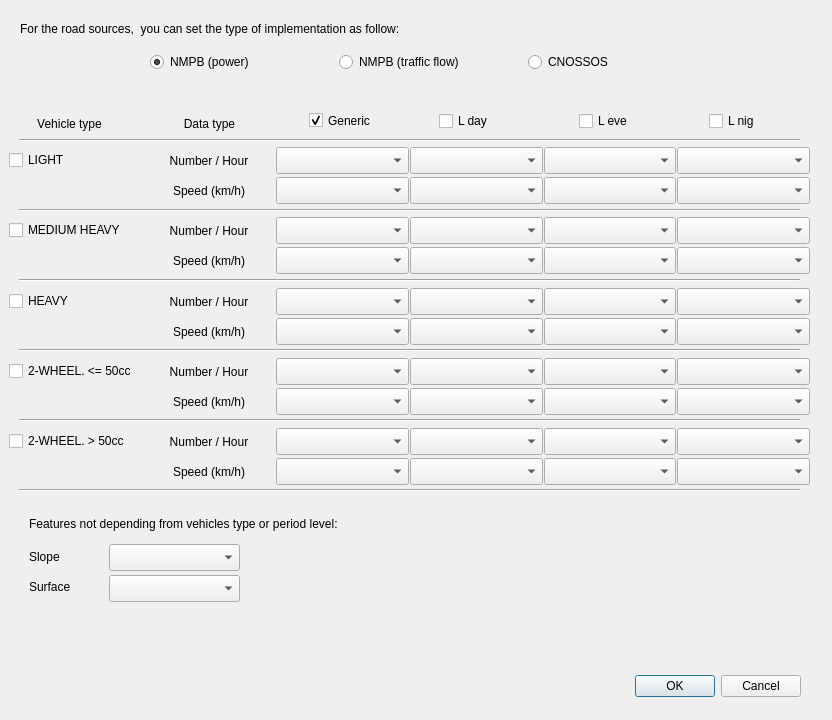
Old version of the form tools/ui_SourceDetailsRoads.ui in the repository Arpapiemonte/openoise-map.
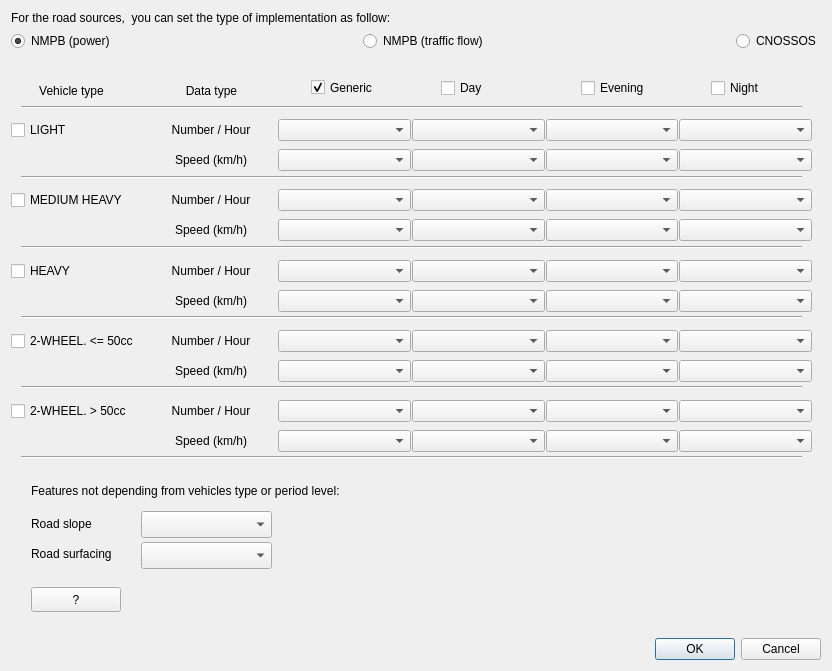
New version of the form. Custom widgets are drawn as their Qt base class.

What changed in the file:
```diff
--- a/tools/ui_SourceDetailsRoads.ui
+++ b/tools/ui_SourceDetailsRoads.ui
@@ -7,37 +7,21 @@
     <x>0</x>
     <y>0</y>
     <width>832</width>
-    <height>720</height>
+    <height>671</height>
    </rect>
   </property>
   <property name="windowTitle">
    <string>Roads Source Details</string>
   </property>
-  <widget class="QDialogButtonBox" name="buttonBox">
-   <property name="geometry">
-    <rect>
-     <x>460</x>
-     <y>670</y>
-     <width>341</width>
-     <height>32</height>
-    </rect>
-   </property>
-   <property name="orientation">
-    <enum>Qt::Horizontal</enum>
-   </property>
-   <property name="standardButtons">
-    <set>QDialogButtonBox::Cancel|QDialogButtonBox::Ok</set>
-   </property>
-  </widget>
-  <widget class="QWidget" name="horizontalLayoutWidget">
-   <property name="geometry">
-    <rect>
-     <x>150</x>
-     <y>47</y>
-     <width>561</width>
-     <height>31</height>
-    </rect>
-   </property>
+  <layout class="QVBoxLayout" name="verticalLayout">
+   <item>
+    <widget class="QLabel" name="label">
+     <property name="text">
+      <string>For the road sources,  you can set the type of implementation as follow:</string>
+     </property>
+    </widget>
+   </item>
+   <item>
    <layout class="QHBoxLayout" name="horizontalLayout_10">
     <item>
      <widget class="QRadioButton" name="POWER_R_radioButton">
@@ -49,6 +33,19 @@
       </property>
      </widget>
     </item>
+     <item>
+      <spacer name="horizontalSpacer">
+       <property name="orientation">
+        <enum>Qt::Horizontal</enum>
+       </property>
+       <property name="sizeHint" stdset="0">
+        <size>
+         <width>200</width>
+         <height>20</height>
+        </size>
+       </property>
+      </spacer>
+     </item>
     <item>
      <widget class="QRadioButton" name="NMPB_radioButton">
       <property name="text">
@@ -59,6 +56,19 @@
       </property>
      </widget>
     </item>
+     <item>
+      <spacer name="horizontalSpacer_2">
+       <property name="orientation">
+        <enum>Qt::Horizontal</enum>
+       </property>
+       <property name="sizeHint" stdset="0">
+        <size>
+         <width>200</width>
+         <height>20</height>
+        </size>
+       </property>
+      </spacer>
+     </item>
     <item>
      <widget class="QRadioButton" name="CNOSSOS_radioButton">
       <property name="text">
@@ -70,16 +80,9 @@
      </widget>
     </item>
    </layout>
-  </widget>
+   </item>
+   <item>
   <widget class="QStackedWidget" name="road_stackedWidget">
-   <property name="geometry">
-    <rect>
-     <x>9</x>
-     <y>90</y>
-     <width>811</width>
-     <height>541</height>
-    </rect>
-   </property>
    <property name="currentIndex">
     <number>2</number>
    </property>
@@ -959,7 +962,7 @@
       </rect>
      </property>
      <property name="text">
-      <string>L nig</string>
+        <string>Night</string>
      </property>
      <property name="checked">
       <bool>false</bool>
@@ -991,7 +994,7 @@
       </rect>
      </property>
      <property name="text">
-      <string>L eve</string>
+        <string>Evening</string>
      </property>
      <property name="checked">
       <bool>false</bool>
@@ -1007,7 +1010,7 @@
       </rect>
      </property>
      <property name="text">
-      <string>L day</string>
+        <string>Day</string>
      </property>
      <property name="checked">
       <bool>false</bool>
@@ -1057,7 +1060,7 @@
        <x>0</x>
        <y>125</y>
        <width>801</width>
-       <height>61</height>
+         <height>67</height>
       </rect>
      </property>
      <layout class="QVBoxLayout" name="verticalLayout_6">
@@ -1096,44 +1099,16 @@
          </widget>
         </item>
         <item>
-         <widget class="QComboBox" name="CNOSSOS_L_gen_2_n_comboBox">
-          <property name="maximumSize">
-           <size>
-            <width>16777215</width>
-            <height>27</height>
-           </size>
-          </property>
-         </widget>
+           <widget class="QgsFieldComboBox" name="CNOSSOS_L_gen_2_n_comboBox"/>
         </item>
         <item>
-         <widget class="QComboBox" name="CNOSSOS_L_day_2_n_comboBox">
-          <property name="maximumSize">
-           <size>
-            <width>16777215</width>
-            <height>27</height>
-           </size>
-          </property>
-         </widget>
+           <widget class="QgsFieldComboBox" name="CNOSSOS_L_day_2_n_comboBox"/>
         </item>
         <item>
-         <widget class="QComboBox" name="CNOSSOS_L_eve_2_n_comboBox">
-          <property name="maximumSize">
-           <size>
-            <width>16777215</width>
-            <height>27</height>
-           </size>
-          </property>
-         </widget>
+           <widget class="QgsFieldComboBox" name="CNOSSOS_L_eve_2_n_comboBox"/>
         </item>
         <item>
-         <widget class="QComboBox" name="CNOSSOS_L_nig_2_n_comboBox">
-          <property name="maximumSize">
-           <size>
-            <width>16777215</width>
-            <height>27</height>
-           </size>
-          </property>
-         </widget>
+           <widget class="QgsFieldComboBox" name="CNOSSOS_L_nig_2_n_comboBox"/>
         </item>
        </layout>
       </item>
@@ -1172,44 +1147,16 @@
          </widget>
         </item>
         <item>
-         <widget class="QComboBox" name="CNOSSOS_L_gen_2_s_comboBox">
-          <property name="maximumSize">
-           <size>
-            <width>16777215</width>
-            <height>27</height>
-           </size>
-          </property>
-         </widget>
+           <widget class="QgsFieldComboBox" name="CNOSSOS_L_gen_2_s_comboBox"/>
         </item>
         <item>
-         <widget class="QComboBox" name="CNOSSOS_L_day_2_s_comboBox">
-          <property name="maximumSize">
-           <size>
-            <width>16777215</width>
-            <height>27</height>
-           </size>
-          </property>
-         </widget>
+           <widget class="QgsFieldComboBox" name="CNOSSOS_L_day_2_s_comboBox"/>
         </item>
         <item>
-         <widget class="QComboBox" name="CNOSSOS_L_eve_2_s_comboBox">
-          <property name="maximumSize">
-           <size>
-            <width>16777215</width>
-            <height>27</height>
-           </size>
-          </property>
-         </widget>
+           <widget class="QgsFieldComboBox" name="CNOSSOS_L_eve_2_s_comboBox"/>
         </item>
         <item>
-         <widget class="QComboBox" name="CNOSSOS_L_nig_2_s_comboBox">
-          <property name="maximumSize">
-           <size>
-            <width>16777215</width>
-            <height>27</height>
-           </size>
-          </property>
-         </widget>
+           <widget class="QgsFieldComboBox" name="CNOSSOS_L_nig_2_s_comboBox"/>
         </item>
        </layout>
       </item>
@@ -1237,7 +1184,7 @@
        <x>0</x>
        <y>196</y>
        <width>801</width>
-       <height>61</height>
+         <height>67</height>
       </rect>
      </property>
      <layout class="QVBoxLayout" name="verticalLayout_7">
@@ -1276,44 +1223,16 @@
          </widget>
         </item>
         <item>
-         <widget class="QComboBox" name="CNOSSOS_L_gen_3_n_comboBox">
-          <property name="maximumSize">
-           <size>
-            <width>16777215</width>
-            <height>27</height>
-           </size>
-          </property>
-         </widget>
+           <widget class="QgsFieldComboBox" name="CNOSSOS_L_gen_3_n_comboBox"/>
         </item>
         <item>
-         <widget class="QComboBox" name="CNOSSOS_L_day_3_n_comboBox">
-          <property name="maximumSize">
-           <size>
-            <width>16777215</width>
-            <height>27</height>
-           </size>
-          </property>
-         </widget>
+           <widget class="QgsFieldComboBox" name="CNOSSOS_L_day_3_n_comboBox"/>
         </item>
         <item>
-         <widget class="QComboBox" name="CNOSSOS_L_eve_3_n_comboBox">
-          <property name="maximumSize">
-           <size>
-            <width>16777215</width>
-            <height>27</height>
-           </size>
-          </property>
-         </widget>
+           <widget class="QgsFieldComboBox" name="CNOSSOS_L_eve_3_n_comboBox"/>
         </item>
         <item>
-         <widget class="QComboBox" name="CNOSSOS_L_nig_3_n_comboBox">
-          <property name="maximumSize">
-           <size>
-            <width>16777215</width>
-            <height>27</height>
-           </size>
-          </property>
-         </widget>
+           <widget class="QgsFieldComboBox" name="CNOSSOS_L_nig_3_n_comboBox"/>
         </item>
        </layout>
       </item>
@@ -1352,44 +1271,16 @@
          </widget>
         </item>
         <item>
-         <widget class="QComboBox" name="CNOSSOS_L_gen_3_s_comboBox">
-          <property name="maximumSize">
-           <size>
-            <width>16777215</width>
-            <height>27</height>
-           </size>
-          </property>
-         </widget>
+           <widget class="QgsFieldComboBox" name="CNOSSOS_L_gen_3_s_comboBox"/>
         </item>
         <item>
-         <widget class="QComboBox" name="CNOSSOS_L_day_3_s_comboBox">
-          <property name="maximumSize">
-           <size>
-            <width>16777215</width>
-            <height>27</height>
-           </size>
-          </property>
-         </widget>
+           <widget class="QgsFieldComboBox" name="CNOSSOS_L_day_3_s_comboBox"/>
         </item>
         <item>
-         <widget class="QComboBox" name="CNOSSOS_L_eve_3_s_comboBox">
-          <property name="maximumSize">
-           <size>
-            <width>16777215</width>
-            <height>27</height>
-           </size>
-          </property>
-         </widget>
+           <widget class="QgsFieldComboBox" name="CNOSSOS_L_eve_3_s_comboBox"/>
         </item>
         <item>
-         <widget class="QComboBox" name="CNOSSOS_L_nig_3_s_comboBox">
-          <property name="maximumSize">
-           <size>
-            <width>16777215</width>
-            <height>27</height>
-           </size>
-          </property>
-         </widget>
+           <widget class="QgsFieldComboBox" name="CNOSSOS_L_nig_3_s_comboBox"/>
         </item>
        </layout>
       </item>
@@ -1417,7 +1308,7 @@
        <x>0</x>
        <y>266</y>
        <width>801</width>
-       <height>61</height>
+         <height>67</height>
       </rect>
      </property>
      <layout class="QVBoxLayout" name="verticalLayout_8">
@@ -1456,44 +1347,16 @@
          </widget>
         </item>
         <item>
-         <widget class="QComboBox" name="CNOSSOS_L_gen_4a_n_comboBox">
-          <property name="maximumSize">
-           <size>
-            <width>16777215</width>
-            <height>27</height>
-           </size>
-          </property>
-         </widget>
+           <widget class="QgsFieldComboBox" name="CNOSSOS_L_gen_4a_n_comboBox"/>
         </item>
         <item>
-         <widget class="QComboBox" name="CNOSSOS_L_day_4a_n_comboBox">
-          <property name="maximumSize">
-           <size>
-            <width>16777215</width>
-            <height>27</height>
-           </size>
-          </property>
-         </widget>
+           <widget class="QgsFieldComboBox" name="CNOSSOS_L_day_4a_n_comboBox"/>
         </item>
         <item>
-         <widget class="QComboBox" name="CNOSSOS_L_eve_4a_n_comboBox">
-          <property name="maximumSize">
-           <size>
-            <width>16777215</width>
-            <height>27</height>
-           </size>
-          </property>
-         </widget>
+           <widget class="QgsFieldComboBox" name="CNOSSOS_L_eve_4a_n_comboBox"/>
         </item>
         <item>
-         <widget class="QComboBox" name="CNOSSOS_L_nig_4a_n_comboBox">
-          <property name="maximumSize">
-           <size>
-            <width>16777215</width>
-            <height>27</height>
-           </size>
-          </property>
-         </widget>
+           <widget class="QgsFieldComboBox" name="CNOSSOS_L_nig_4a_n_comboBox"/>
         </item>
        </layout>
       </item>
@@ -1532,44 +1395,16 @@
          </widget>
         </item>
         <item>
-         <widget class="QComboBox" name="CNOSSOS_L_gen_4a_s_comboBox">
-          <property name="maximumSize">
-           <size>
-            <width>16777215</width>
-            <height>27</height>
-           </size>
-          </property>
-         </widget>
+           <widget class="QgsFieldComboBox" name="CNOSSOS_L_gen_4a_s_comboBox"/>
         </item>
         <item>
-         <widget class="QComboBox" name="CNOSSOS_L_day_4a_s_comboBox">
-          <property name="maximumSize">
-           <size>
-            <width>16777215</width>
-            <height>27</height>
-           </size>
-          </property>
-         </widget>
+           <widget class="QgsFieldComboBox" name="CNOSSOS_L_day_4a_s_comboBox"/>
         </item>
         <item>
-         <widget class="QComboBox" name="CNOSSOS_L_eve_4a_s_comboBox">
-          <property name="maximumSize">
-           <size>
-            <width>16777215</width>
-            <height>27</height>
-           </size>
-          </property>
-         </widget>
+           <widget class="QgsFieldComboBox" name="CNOSSOS_L_eve_4a_s_comboBox"/>
         </item>
         <item>
-         <widget class="QComboBox" name="CNOSSOS_L_nig_4a_s_comboBox">
-          <property name="maximumSize">
-           <size>
-            <width>16777215</width>
-            <height>27</height>
-           </size>
-          </property>
-         </widget>
+           <widget class="QgsFieldComboBox" name="CNOSSOS_L_nig_4a_s_comboBox"/>
         </item>
        </layout>
       </item>
@@ -1597,7 +1432,7 @@
        <x>0</x>
        <y>336</y>
        <width>801</width>
-       <height>61</height>
+         <height>67</height>
       </rect>
      </property>
      <layout class="QVBoxLayout" name="verticalLayout_9">
@@ -1636,44 +1471,16 @@
          </widget>
         </item>
         <item>
-         <widget class="QComboBox" name="CNOSSOS_L_gen_4b_n_comboBox">
-          <property name="maximumSize">
-           <size>
-            <width>16777215</width>
-            <height>27</height>
-           </size>
-          </property>
-         </widget>
+           <widget class="QgsFieldComboBox" name="CNOSSOS_L_gen_4b_n_comboBox"/>
         </item>
         <item>
-         <widget class="QComboBox" name="CNOSSOS_L_day_4b_n_comboBox">
-          <property name="maximumSize">
-           <size>
-            <width>16777215</width>
-            <height>27</height>
-           </size>
-          </property>
-         </widget>
+           <widget class="QgsFieldComboBox" name="CNOSSOS_L_day_4b_n_comboBox"/>
         </item>
         <item>
-         <widget class="QComboBox" name="CNOSSOS_L_eve_4b_n_comboBox">
-          <property name="maximumSize">
-           <size>
-            <width>16777215</width>
-            <height>27</height>
-           </size>
-          </property>
-         </widget>
+           <widget class="QgsFieldComboBox" name="CNOSSOS_L_eve_4b_n_comboBox"/>
         </item>
         <item>
-         <widget class="QComboBox" name="CNOSSOS_L_nig_4b_n_comboBox">
-          <property name="maximumSize">
-           <size>
-            <width>16777215</width>
-            <height>27</height>
-           </size>
-          </property>
-         </widget>
+           <widget class="QgsFieldComboBox" name="CNOSSOS_L_nig_4b_n_comboBox"/>
         </item>
        </layout>
       </item>
@@ -1712,44 +1519,16 @@
          </widget>
         </item>
         <item>
-         <widget class="QComboBox" name="CNOSSOS_L_gen_4b_s_comboBox">
-          <property name="maximumSize">
-           <size>
-            <width>16777215</width>
-            <height>27</height>
-           </size>
-          </property>
-         </widget>
+           <widget class="QgsFieldComboBox" name="CNOSSOS_L_gen_4b_s_comboBox"/>
         </item>
         <item>
-         <widget class="QComboBox" name="CNOSSOS_L_day_4b_s_comboBox">
-          <property name="maximumSize">
-           <size>
-            <width>16777215</width>
-            <height>27</height>
-           </size>
-          </property>
-         </widget>
+           <widget class="QgsFieldComboBox" name="CNOSSOS_L_day_4b_s_comboBox"/>
         </item>
         <item>
-         <widget class="QComboBox" name="CNOSSOS_L_eve_4b_s_comboBox">
-          <property name="maximumSize">
-           <size>
-            <width>16777215</width>
-            <height>27</height>
-           </size>
-          </property>
-         </widget>
+           <widget class="QgsFieldComboBox" name="CNOSSOS_L_eve_4b_s_comboBox"/>
         </item>
         <item>
-         <widget class="QComboBox" name="CNOSSOS_L_nig_4b_s_comboBox">
-          <property name="maximumSize">
-           <size>
-            <width>16777215</width>
-            <height>27</height>
-           </size>
-          </property>
-         </widget>
+           <widget class="QgsFieldComboBox" name="CNOSSOS_L_nig_4b_s_comboBox"/>
         </item>
        </layout>
       </item>
@@ -1815,7 +1594,7 @@
        <x>0</x>
        <y>55</y>
        <width>801</width>
-       <height>61</height>
+         <height>67</height>
       </rect>
      </property>
      <layout class="QVBoxLayout" name="verticalLayout_11">
@@ -1854,44 +1633,16 @@
          </widget>
         </item>
         <item>
-         <widget class="QComboBox" name="CNOSSOS_L_gen_1_n_comboBox">
-          <property name="maximumSize">
-           <size>
-            <width>16777215</width>
-            <height>27</height>
-           </size>
-          </property>
-         </widget>
+           <widget class="QgsFieldComboBox" name="CNOSSOS_L_gen_1_n_comboBox"/>
         </item>
         <item>
-         <widget class="QComboBox" name="CNOSSOS_L_day_1_n_comboBox">
-          <property name="maximumSize">
-           <size>
-            <width>16777215</width>
-            <height>27</height>
-           </size>
-          </property>
-         </widget>
+           <widget class="QgsFieldComboBox" name="CNOSSOS_L_day_1_n_comboBox"/>
         </item>
         <item>
-         <widget class="QComboBox" name="CNOSSOS_L_eve_1_n_comboBox">
-          <property name="maximumSize">
-           <size>
-            <width>16777215</width>
-            <height>27</height>
-           </size>
-          </property>
-         </widget>
+           <widget class="QgsFieldComboBox" name="CNOSSOS_L_eve_1_n_comboBox"/>
         </item>
         <item>
-         <widget class="QComboBox" name="CNOSSOS_L_nig_1_n_comboBox">
-          <property name="maximumSize">
-           <size>
-            <width>16777215</width>
-            <height>27</height>
-           </size>
-          </property>
-         </widget>
+           <widget class="QgsFieldComboBox" name="CNOSSOS_L_nig_1_n_comboBox"/>
         </item>
        </layout>
       </item>
@@ -1930,75 +1681,27 @@
          </widget>
         </item>
         <item>
-         <widget class="QComboBox" name="CNOSSOS_L_gen_1_s_comboBox">
-          <property name="maximumSize">
-           <size>
-            <width>16777215</width>
-            <height>27</height>
-           </size>
-          </property>
-         </widget>
+           <widget class="QgsFieldComboBox" name="CNOSSOS_L_gen_1_s_comboBox"/>
         </item>
         <item>
-         <widget class="QComboBox" name="CNOSSOS_L_day_1_s_comboBox">
-          <property name="maximumSize">
-           <size>
-            <width>16777215</width>
-            <height>27</height>
-           </size>
-          </property>
-         </widget>
+           <widget class="QgsFieldComboBox" name="CNOSSOS_L_day_1_s_comboBox"/>
         </item>
         <item>
-         <widget class="QComboBox" name="CNOSSOS_L_eve_1_s_comboBox">
-          <property name="maximumSize">
-           <size>
-            <width>16777215</width>
-            <height>27</height>
-           </size>
-          </property>
-         </widget>
+           <widget class="QgsFieldComboBox" name="CNOSSOS_L_eve_1_s_comboBox"/>
         </item>
         <item>
-         <widget class="QComboBox" name="CNOSSOS_L_nig_1_s_comboBox">
-          <property name="maximumSize">
-           <size>
-            <width>16777215</width>
-            <height>27</height>
-           </size>
-          </property>
-         </widget>
+           <widget class="QgsFieldComboBox" name="CNOSSOS_L_nig_1_s_comboBox"/>
         </item>
        </layout>
       </item>
      </layout>
     </widget>
-    <widget class="QComboBox" name="CNOSSOS_surface_comboBox">
-     <property name="geometry">
-      <rect>
-       <x>100</x>
-       <y>485</y>
-       <width>131</width>
-       <height>27</height>
-      </rect>
-     </property>
-    </widget>
-    <widget class="QComboBox" name="CNOSSOS_slope_comboBox">
-     <property name="geometry">
-      <rect>
-       <x>100</x>
-       <y>454</y>
-       <width>131</width>
-       <height>27</height>
-      </rect>
-     </property>
-    </widget>
     <widget class="QLabel" name="slope_label_3">
      <property name="geometry">
       <rect>
        <x>20</x>
        <y>457</y>
-       <width>71</width>
+         <width>101</width>
        <height>20</height>
       </rect>
      </property>
@@ -2009,7 +1712,7 @@
       </sizepolicy>
      </property>
      <property name="text">
-      <string>Slope</string>
+        <string>Road slope</string>
      </property>
      <property name="alignment">
       <set>Qt::AlignLeading|Qt::AlignLeft|Qt::AlignVCenter</set>
@@ -2020,7 +1723,7 @@
       <rect>
        <x>20</x>
        <y>487</y>
-       <width>71</width>
+         <width>111</width>
        <height>20</height>
       </rect>
      </property>
@@ -2031,7 +1734,7 @@
       </sizepolicy>
      </property>
      <property name="text">
-      <string>Surface</string>
+        <string>Road surfacing</string>
      </property>
      <property name="alignment">
       <set>Qt::AlignLeading|Qt::AlignLeft|Qt::AlignVCenter</set>
@@ -2042,7 +1745,7 @@
       <rect>
        <x>20</x>
        <y>420</y>
-       <width>431</width>
+         <width>531</width>
        <height>27</height>
       </rect>
      </property>
@@ -2059,6 +1762,45 @@
       <set>Qt::AlignLeading|Qt::AlignLeft|Qt::AlignVCenter</set>
      </property>
     </widget>
+      <widget class="QgsFieldComboBox" name="CNOSSOS_slope_comboBox">
+       <property name="geometry">
+        <rect>
+         <x>130</x>
+         <y>454</y>
+         <width>131</width>
+         <height>27</height>
+        </rect>
+       </property>
+      </widget>
+      <widget class="QgsFieldComboBox" name="CNOSSOS_surface_comboBox">
+       <property name="geometry">
+        <rect>
+         <x>130</x>
+         <y>485</y>
+         <width>131</width>
+         <height>27</height>
+        </rect>
+       </property>
+      </widget>
+      <widget class="QPushButton" name="HelpCNOSSOS">
+       <property name="geometry">
+        <rect>
+         <x>20</x>
+         <y>530</y>
+         <width>90</width>
+         <height>25</height>
+        </rect>
+       </property>
+       <property name="minimumSize">
+        <size>
+         <width>25</width>
+         <height>0</height>
+        </size>
+       </property>
+       <property name="text">
+        <string>?</string>
+       </property>
+      </widget>
     <zorder>line</zorder>
     <zorder>CNOSSOS_L_nig_checkBox</zorder>
     <zorder>CNOSSOS_L_gen_checkBox</zorder>
@@ -2081,22 +1823,31 @@
     <zorder>slope_label_3</zorder>
     <zorder>surface_label_3</zorder>
     <zorder>implementation_label_26</zorder>
-   </widget>
-  </widget>
-  <widget class="QLabel" name="label">
-   <property name="geometry">
-    <rect>
-     <x>20</x>
-     <y>20</y>
-     <width>751</width>
-     <height>17</height>
-    </rect>
-   </property>
-   <property name="text">
-    <string>For the road sources,  you can set the type of implementation as follow:</string>
-   </property>
-  </widget>
+      <zorder>CNOSSOS_slope_comboBox</zorder>
+      <zorder>CNOSSOS_surface_comboBox</zorder>
+      <zorder>HelpCNOSSOS</zorder>
+     </widget>
+    </widget>
+   </item>
+   <item>
+    <widget class="QDialogButtonBox" name="buttonBox">
+     <property name="orientation">
+      <enum>Qt::Horizontal</enum>
+     </property>
+     <property name="standardButtons">
+      <set>QDialogButtonBox::Cancel|QDialogButtonBox::Ok</set>
+     </property>
+    </widget>
+   </item>
+  </layout>
  </widget>
+ <customwidgets>
+  <customwidget>
+   <class>QgsFieldComboBox</class>
+   <extends>QComboBox</extends>
+   <header>qgis.gui</header>
+  </customwidget>
+ </customwidgets>
  <resources/>
  <connections>
   <connection>
```
Left out of the diff: 349 changed lines with no effect on the pictures. Lines whose indentation alone changed are shown as unchanged.
